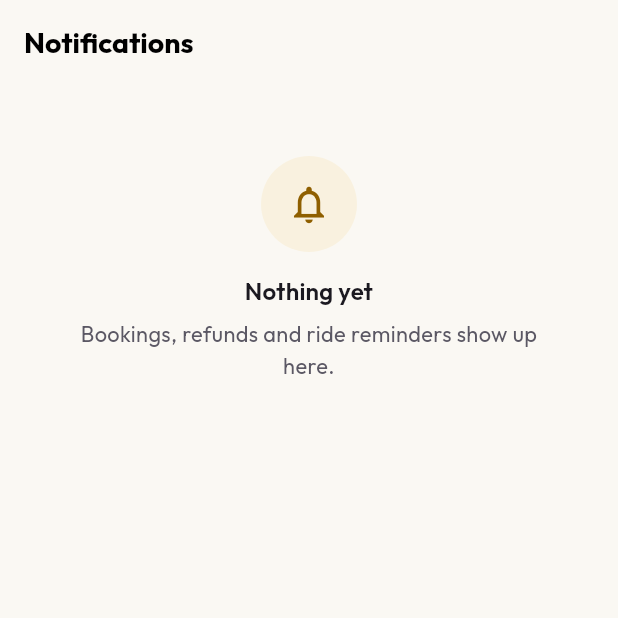
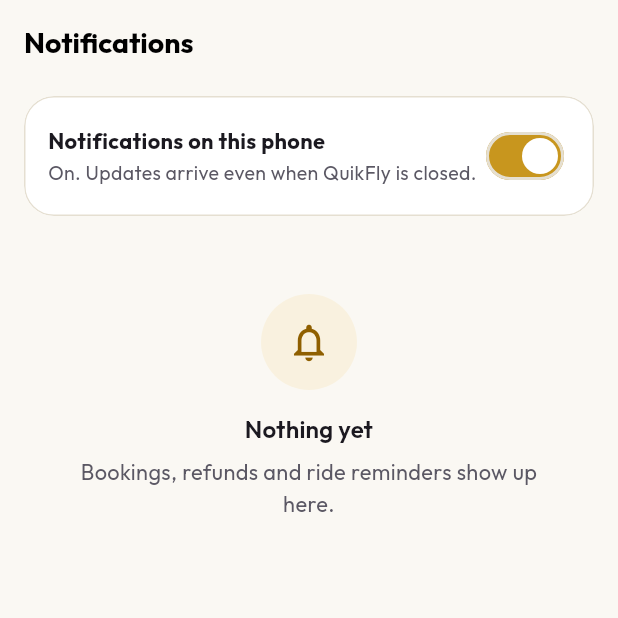
Before and after one commit to aswin-blix/quikfly-web, a Flutter app: the NotificationsScreen screen opened by its route, on a phone screen of 412 x 824 dp, the top half of it. Run offline on Flutter 3.47's test engine with Material 3 defaults, Android fonts, the phone set to English and light mode, and no system bars; our stand-ins replace dio, firebase_core, firebase_messaging, flutter_riverpod, flutter_secure_storage, go_router and 4 more; missing offline and left inert: smart_auth; accounts and stored records are empty; network calls fail; project files that could hold a hidden picture were left out.

Commit message:
Apps: phone notifications through Firebase, asked in context
Phase 5 #4 step 2. Both apps had an inbox but no push.

- lib/state/push.dart starts Firebase after the first frame only when the
  build has the owner's google-services.json files; otherwise nothing
  happens. It registers the FCM token after sign-in and on refresh, removes
  it before sign-out, shows a banner with View in the foreground, and opens
  the inbox row's screen on a tap (core/notifications.dart, now shared with
  the inbox).
- widgets/push_prompt.dart: a card in the inbox, after a confirmed booking
  and on a live partner's home ("Turn on" shows Android 13's prompt; "Not
  now" hides it), and a "Notifications on this phone" switch in the inbox.
- Android: the quikfly_updates channel, a bell status icon, the gold accent,
  and the Google services plugin applied only when both per-app
  google-services.json files exist (git-ignored, public repo).
- The bell's count refreshes when the app returns to the foreground.

Checked: flutter analyze, flutter test (111 passed), debug APKs with and
without the config files. Not yet seen on a phone (needs the Firebase
project).

Co-Authored-By: Claude Opus 5.5 <noreply@anthropic.com>

```diff
--- a/apps/mobile/lib/partner/fleet_screens.dart
+++ b/apps/mobile/lib/partner/fleet_screens.dart
@@ -14,6 +14,7 @@ import '../theme/tokens.dart';
 import '../widgets/licence_panel.dart' show formatLicence;
 import '../widgets/theme_toggle.dart';
 import '../widgets/ui.dart';
+import '../widgets/push_prompt.dart';
 import 'home_screen.dart' show partnerSettings;
 import 'money_screens.dart';
 import 'partner_app.dart';
@@ -189,6 +190,7 @@ class _HomeTab extends ConsumerWidget {
       ref.invalidate(fleetProvider);
       refreshMoney(ref);
     }, children: [
+      const PushPrompt(title: 'Hear about new trips', message: 'Get a notification for each trip, payout and review, and before a document expires, even when the app is closed.'),
       RevenueSection(fleet: f),
       const SizedBox(height: 16),
       Row(children: [
--- a/apps/mobile/lib/partner/partner_app.dart
+++ b/apps/mobile/lib/partner/partner_app.dart
@@ -8,7 +8,9 @@ import '../screens/account/notifications_screen.dart';
 import '../screens/account/privacy_screens.dart';
 import '../screens/auth/login_screen.dart';
 import '../screens/not_found.dart';
+import '../state/catalog.dart';
 import '../state/providers.dart';
+import '../state/push.dart';
 import '../theme/theme.dart';
 import 'fleet_screens.dart';
 import 'home_screen.dart';
@@ -75,6 +77,7 @@ class _PartnerAppState extends ConsumerState<PartnerApp> with WidgetsBindingObse
   void initState() {
     super.initState();
     WidgetsBinding.instance.addObserver(this);
+    WidgetsBinding.instance.addPostFrameCallback((_) => ref.read(pushProvider.notifier).start(partnerRouter));
   }
 
   @override
@@ -90,6 +93,7 @@ class _PartnerAppState extends ConsumerState<PartnerApp> with WidgetsBindingObse
       ref.invalidate(configProvider);
       ref.invalidate(vendorProvider);
       ref.invalidate(fleetProvider);
+      ref.invalidate(notificationsProvider);
     }
   }
 
@@ -107,6 +111,7 @@ class _PartnerAppState extends ConsumerState<PartnerApp> with WidgetsBindingObse
       localizationsDelegates: localizationsDelegates,
       supportedLocales: supportedLocales,
       routerConfig: partnerRouter,
+      scaffoldMessengerKey: pushMessengerKey,
       builder: (_, child) => PrivacyGate(child: child!),
     );
   }
--- a/apps/mobile/lib/screens/account/notifications_screen.dart
+++ b/apps/mobile/lib/screens/account/notifications_screen.dart
@@ -4,9 +4,12 @@ import 'package:flutter/material.dart';
 import 'package:flutter_riverpod/flutter_riverpod.dart';
 import 'package:go_router/go_router.dart';
 import '../../core/format.dart';
+import '../../core/notifications.dart';
 import '../../state/catalog.dart';
 import '../../state/providers.dart';
+import '../../state/push.dart';
 import '../../theme/tokens.dart';
+import '../../widgets/push_prompt.dart';
 import '../../widgets/ui.dart';
 
 IconData _icon(String kind) => switch (kind) {
@@ -28,6 +31,8 @@ IconData _icon(String kind) => switch (kind) {
       'vendor.fleet' => Icons.local_taxi_outlined,
       'vendor.trip' => Icons.route_outlined,
       'vendor.payout' => Icons.payments_outlined,
+      'vendor.document' => Icons.event_busy_outlined,
+      'privacy.inactive' => Icons.shield_outlined,
       _ => Icons.notifications_none,
     };
 
@@ -74,6 +79,14 @@ class _NotificationsScreenState extends ConsumerState<NotificationsScreen> {
         data: (d) => ScreenList(
           onRefresh: () async => ref.invalidate(notificationsProvider),
           children: [
+            // Phone notifications: offered here first; afterwards the switch.
+            PushPrompt(
+              title: 'Get these on your phone',
+              message: partner
+                  ? 'Reviews, vehicle and driver updates, trips and payouts, even when QuikFly Partner is closed.'
+                  : 'Booking changes, refunds, ride reminders and parcel updates, even when QuikFly is closed.',
+            ),
+            if (!ref.watch(pushProvider).canAsk) const PushSwitch(),
             if (d.items.isEmpty)
               EmptyState(
                   icon: Icons.notifications_none,
@@ -87,19 +100,10 @@ class _NotificationsScreenState extends ConsumerState<NotificationsScreen> {
                     highlighted: n.readAt == null,
                     // Partner updates have no page of their own (the home screen shows them), and
                     // the customer pages below don't exist in QuikFly Partner.
-                    onTap: partner
-                        ? null
-                        : n.kind == 'credits.earned'
-                        ? () => context.push('/account/wallet')
-                        : n.kind == 'support.reply'
-                        ? () => context.push('/support')
-                        : n.bookingId != null && n.kind.startsWith('parcel.')
-                        ? () => context.push('/parcel/${n.bookingId}')
-                        : n.bookingId != null
-                        ? () => context.go('/trips')
-                        : n.kind.startsWith('licence')
-                            ? () => context.push('/account/licence')
-                            : null,
+                    onTap: switch (notificationTarget(n.kind, n.bookingId, ref.watch(notificationScopeProvider))) {
+                      null => null,
+                      final path => () => notificationSwitchesTab(path) ? context.go(path) : context.push(path),
+                    },
                     child: Row(crossAxisAlignment: CrossAxisAlignment.start, children: [
                       Icon(_icon(n.kind), color: c.accent),
                       const SizedBox(width: 12),
--- a/apps/mobile/lib/screens/checkout/confirmed_screen.dart
+++ b/apps/mobile/lib/screens/checkout/confirmed_screen.dart
@@ -9,6 +9,7 @@ import '../../core/services.dart';
 import '../../core/trips.dart';
 import '../../state/providers.dart';
 import '../../theme/tokens.dart';
+import '../../widgets/push_prompt.dart';
 import '../../widgets/ui.dart';
 
 final bookingProvider = FutureProvider.family<Booking, String>((ref, id) => ref.watch(apiProvider).booking(id));
@@ -56,6 +57,7 @@ class ConfirmedScreen extends ConsumerWidget {
                 style: TextStyle(color: c.fgMuted),
               ),
               const SizedBox(height: 20),
+              const PushPrompt(title: 'Want updates on this trip?', message: "Get a notification when it's about to start, if anything changes, and when a refund lands."),
               Panel(
                 highlighted: true,
                 padding: EdgeInsets.zero,
--- a/apps/mobile/lib/state/providers.dart
+++ b/apps/mobile/lib/state/providers.dart
@@ -6,6 +6,7 @@ import 'package:shared_preferences/shared_preferences.dart';
 import '../api/api.dart';
 import '../api/models.dart';
 import 'checkout.dart';
+import 'push.dart';
 
 final apiProvider = Provider<QuikFlyApi>((ref) => QuikFlyApi());
 
@@ -54,6 +55,8 @@ class SessionNotifier extends AsyncNotifier<User?> {
   }
 
   Future<void> signOut({bool everywhere = false}) async {
+    // While the session is still valid: this phone stops getting the account's notifications.
+    await ref.read(pushProvider.notifier).forget();
     try {
       everywhere ? await _api.logoutEverywhere() : await _api.logout();
     } on ApiException catch (_) {/* signing out locally is what matters */}
--- /dev/null
+++ b/apps/mobile/lib/widgets/push_prompt.dart
@@ -0,0 +1,82 @@
+// Phone notifications, offered where they help: a card in the inbox, after a confirmed booking and
+// when a partner goes live; and the "Notifications on this phone" switch in the inbox. Nothing shows
+// until the owner's Firebase project is in the build (state/push.dart).
+import 'package:flutter/material.dart';
+import 'package:flutter_riverpod/flutter_riverpod.dart';
+import '../state/push.dart';
+import '../theme/tokens.dart';
+import 'ui.dart';
+
+/// The offer to turn notifications on. Shows only while Android can still ask and the person hasn't said "Not now".
+class PushPrompt extends ConsumerWidget {
+  const PushPrompt({super.key, required this.title, required this.message});
+  final String title;
+  final String message;
+
+  @override
+  Widget build(BuildContext context, WidgetRef ref) {
+    if (!ref.watch(pushProvider).canAsk) return const SizedBox.shrink();
+    final c = context.qf;
+    final push = ref.read(pushProvider.notifier);
+    return Padding(
+      padding: const EdgeInsets.only(bottom: 12),
+      child: Panel(
+        child: Row(crossAxisAlignment: CrossAxisAlignment.start, children: [
+          Icon(Icons.notifications_active_outlined, color: c.accent),
+          const SizedBox(width: 12),
+          Expanded(
+            child: Column(crossAxisAlignment: CrossAxisAlignment.start, children: [
+              Text(title, style: const TextStyle(fontWeight: FontWeight.w700)),
+              const SizedBox(height: 2),
+              Text(message, style: TextStyle(color: c.fgMuted, fontSize: 13)),
+              const SizedBox(height: 10),
+              Wrap(spacing: 8, runSpacing: 4, children: [
+                FilledButton(onPressed: push.ask, child: const Text('Turn on')),
+                TextButton(onPressed: push.dismiss, child: const Text('Not now')),
+              ]),
+            ]),
+          ),
+        ]),
+      ),
+    );
+  }
+}
+
+/// "Notifications on this phone": the switch once Android has been asked, or how to unblock them.
+class PushSwitch extends ConsumerWidget {
+  const PushSwitch({super.key});
+
+  @override
+  Widget build(BuildContext context, WidgetRef ref) {
+    final s = ref.watch(pushProvider);
+    final c = context.qf;
+    final push = ref.read(pushProvider.notifier);
+    final (String sub, bool? value) = switch (s.status) {
+      PushStatus.on => ('On. Updates arrive even when QuikFly is closed.', true),
+      PushStatus.off => ('Off. Updates still arrive in this inbox.', false),
+      PushStatus.blocked => ('Blocked in Android settings. Allow them in Settings → Apps → QuikFly → Notifications.', null),
+      PushStatus.notAsked => ('Get updates even when QuikFly is closed.', false),
+      PushStatus.unavailable => ('', null),
+    };
+    if (s.status == PushStatus.unavailable) return const SizedBox.shrink();
+    return Padding(
+      padding: const EdgeInsets.only(bottom: 12),
+      child: Panel(
+        child: Row(children: [
+          Expanded(
+            child: Column(crossAxisAlignment: CrossAxisAlignment.start, children: [
+              const Text('Notifications on this phone', style: TextStyle(fontWeight: FontWeight.w700)),
+              const SizedBox(height: 2),
+              Text(sub, style: TextStyle(color: c.fgMuted, fontSize: 13)),
+            ]),
+          ),
+          if (value != null)
+            Switch(
+              value: value,
+              onChanged: (on) => s.status == PushStatus.notAsked ? push.ask() : push.setEnabled(on),
+            ),
+        ]),
+      ),
+    );
+  }
+}
--- a/apps/mobile/pubspec.yaml
+++ b/apps/mobile/pubspec.yaml
@@ -8,6 +8,8 @@ environment:
 
 dependencies:
   dio: ^5.11.1
+  firebase_core: ^5.2.0
+  firebase_messaging: ^17.1.0
   flutter:
     sdk: flutter
   flutter_localizations:
```
Also changed, not shown: apps/mobile/lib/core/notifications.dart (added, +18 -0 lines), apps/mobile/lib/main.dart (+11 -2 lines), apps/mobile/lib/state/push.dart (added, +188 -0 lines), apps/mobile/pubspec.lock, 12 other files.
